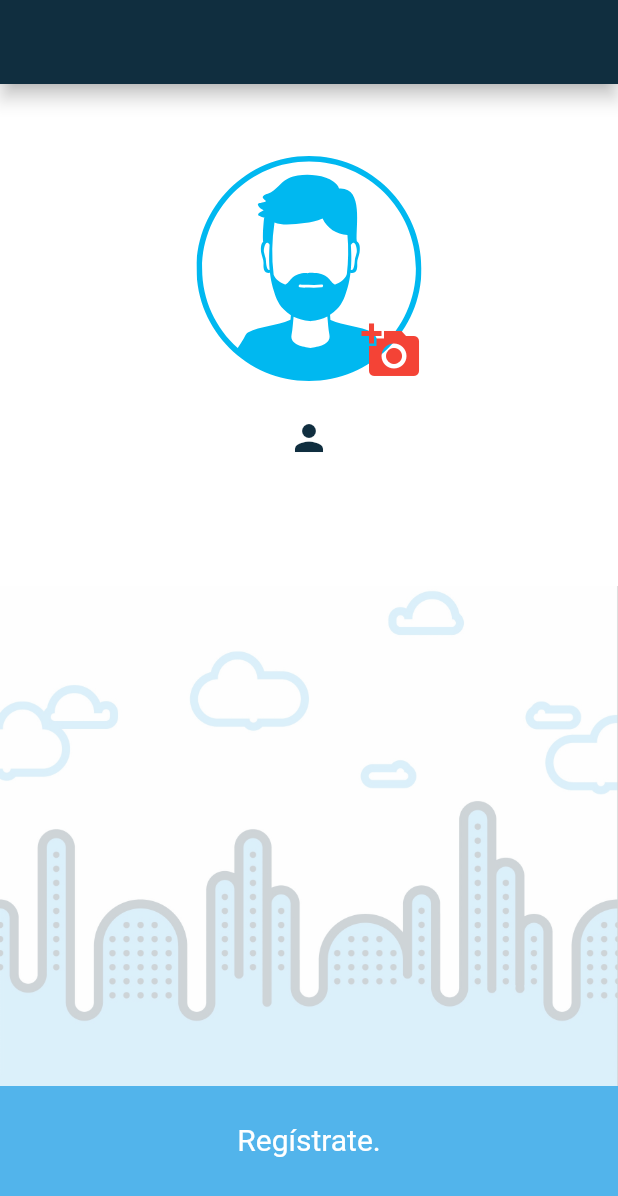
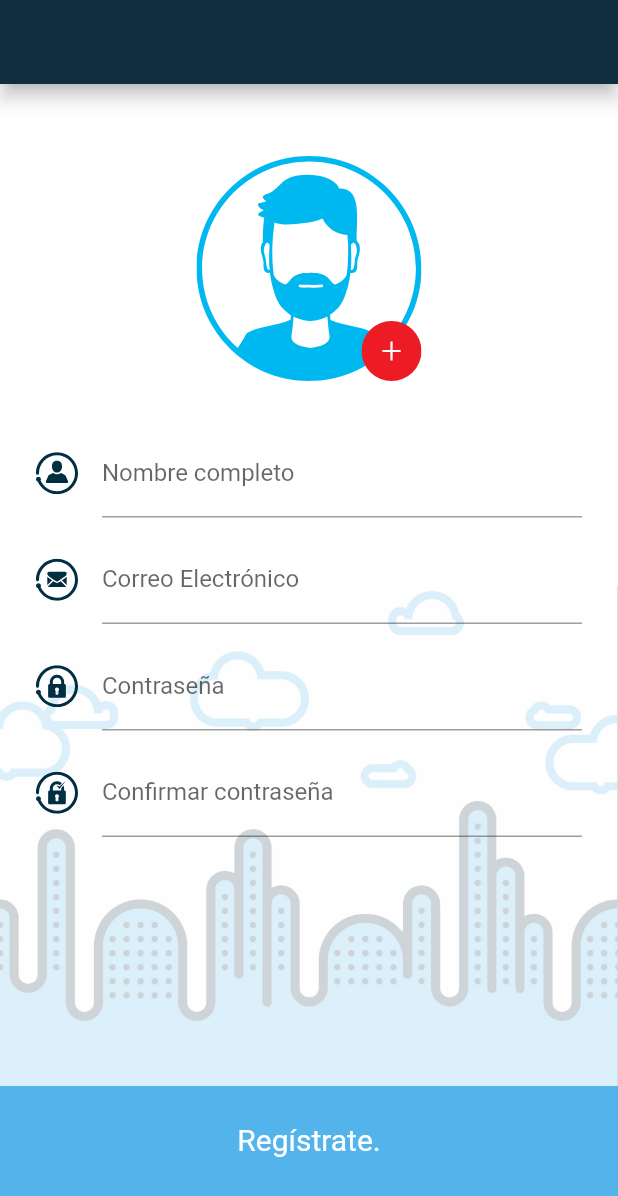
Before and after one commit to Juanda16/mobe, a Flutter app: the screen it shows after launch, on a phone screen of 412 x 824 dp. Shown: the top 1196 px of the screen. Run offline on Flutter 3.47's test engine with Material 2 defaults, Android fonts, the phone set to English and light mode, and no system bars; our stand-ins replace cached_network_image, dartz, flutter_svg, freezed_annotation, geolocator, get_it and 2 more; missing offline and left inert: mailer; generated files the repository leaves out were written again; Roboto replaces fonts that are missing (Montserrat).

Commit message:
chore:  -add Form to sign up page

```diff
--- a/lib/core/util/images.dart
+++ b/lib/core/util/images.dart
@@ -31,9 +31,11 @@
 
   static String get emailIcon => 'assets/icons/cartaCorreo.svg';
 
-  static String get lock => 'assets/images/icons.svg';
+  static String get lock => 'assets/icons/candado.svg';
 
   static String get checkedLock => 'assets/icons/CandadoCheck.svg';
+
+  static String get plusButton => 'assets/icons/boton+.svg';
 
   static Widget _defaultLogoImage(double size) => Image(
         image: AssetImage(mobeLogoPath),
--- a/lib/features/catalog/presentation/pages/log_in_sign_up/sign_up_page.dart
+++ b/lib/features/catalog/presentation/pages/log_in_sign_up/sign_up_page.dart
@@ -4,7 +4,10 @@
 
 /// [SignUpPage] is a page where the user can sign up to the app.
 class SignUpPage extends StatelessWidget {
-  const SignUpPage({super.key});
+  SignUpPage({super.key});
+
+  static const double formIconSize = 28;
+  final _formKey = GlobalKey<FormState>();
 
   @override
   Widget build(BuildContext context) {
@@ -38,26 +41,64 @@
                         width: 150,
                         height: 150,
                       ),
-                      const Positioned(
+                      Positioned(
                         bottom: 0,
                         right: 0,
-                        child: Icon(
-                          Icons.add_a_photo,
-                          size: 40,
-                          color: Colors.red,
+                        child: Images.buildSvgPngImage(
+                          Images.plusButton,
+                          width: 40,
+                          height: 40,
                         ),
                       )
                     ]),
-                    spaceV24,
-                    Row(
-                      mainAxisAlignment: MainAxisAlignment.center,
+                    spaceV8,
+                    Form(
+                      key: _formKey,
+                      child: Padding(
+                        padding: padding24,
+                        child: Column(
                           children: [
-                        Icon(
-                          Icons.person,
-                          size: 28,
-                          color: secondaryColor,
+                            TextFormField(
+                              decoration: InputDecoration(
+                                icon: Images.buildSvgPngImage(Images.userIcon,
+                                    width: formIconSize, height: formIconSize),
+                                labelText: 'Nombre completo',
+                                hintText: 'Nombre',
+                              ),
+                              validator: textFormFieldValidator,
+                            ),
+                            spaceV12,
+                            TextFormField(
+                              decoration: InputDecoration(
+                                icon: Images.buildSvgPngImage(Images.emailIcon,
+                                    width: formIconSize, height: formIconSize),
+                                labelText: 'Correo Electrónico',
+                                hintText: 'Correo',
+                              ),
+                            ),
+                            spaceV12,
+                            TextFormField(
+                              decoration: InputDecoration(
+                                icon: Images.buildSvgPngImage(Images.lock,
+                                    width: formIconSize, height: formIconSize),
+                                labelText: 'Contraseña',
+                                hintText: 'Contraseña',
+                              ),
+                            ),
+                            spaceV12,
+                            TextFormField(
+                              decoration: InputDecoration(
+                                icon: Images.buildSvgPngImage(
+                                    Images.checkedLock,
+                                    width: formIconSize,
+                                    height: formIconSize),
+                                labelText: 'Confirmar contraseña',
+                                hintText: 'Confirmar contraseña',
+                              ),
                             ),
                           ],
+                        ),
+                      ),
                     ),
                   ],
                 ),
@@ -85,7 +126,18 @@
           ),
         ]),
       ),
-      bottomNavigationBar: Container(
+      bottomNavigationBar: GestureDetector(
+        onTap: () {
+          // Validate returns true if the form is valid, or false otherwise.
+          if (_formKey.currentState!.validate()) {
+            // If the form is valid, display a snackbar. In the real world,
+            // you'd often call a server or save the information in a database.
+            ScaffoldMessenger.of(context).showSnackBar(
+              const SnackBar(content: Text('Processing Data')),
+            );
+          }
+        },
+        child: Container(
           color: primaryColor,
           height: 100,
           child: Center(
@@ -104,6 +156,14 @@
             ),
           ),
         ),
+      ),
     );
   }
+
+  String? textFormFieldValidator(String? value) {
+    if (value == null || value.isEmpty) {
+      return 'Por favor ingrese su nombre';
     }
+    return null;
+  }
+}
--- a/lib/main.dart
+++ b/lib/main.dart
@@ -39,7 +39,7 @@
         Locale('en'), // English
         Locale('es'), // Spanish
       ],
-      home: const SignUpPage(),
+      home: SignUpPage(),
     );
   }
 
```
Also changed, not shown: assets/icons/CandadoCheck.svg (renamed from assets/icons/CandadoChek.svg), assets/icons/boton+.svg (added). Lines whose indentation alone changed are shown as unchanged.
